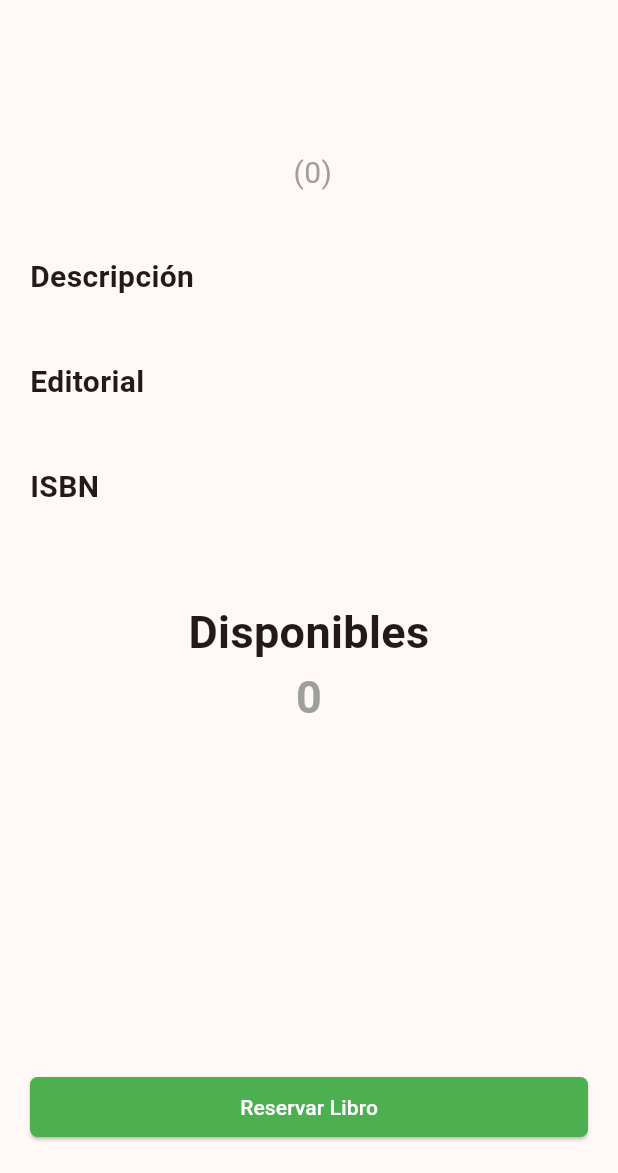
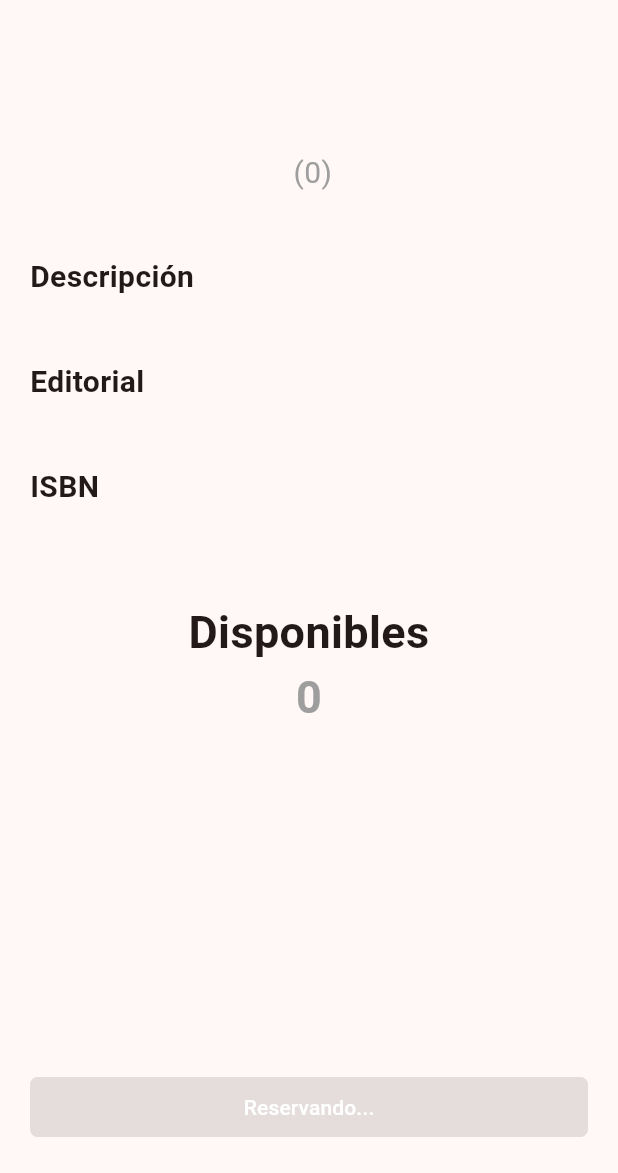
Before and after one commit to Cmrales26/BiblioFlutter, a Flutter app: the DetallesLibro screen opened directly with empty values, after a tap on "Reservar Libro", on a phone screen of 412 x 824 dp, the part 63-1236 px from its top. Run offline on Flutter 3.47's test engine with Material 3 defaults, Android fonts, the phone set to English and light mode, and no system bars; our stand-ins replace shared_preferences; accounts and stored records are empty; network calls fail.

Commit message:
disable buttons once user tab

```diff
--- a/lib/widgets/user/reservarLibro.dart
+++ b/lib/widgets/user/reservarLibro.dart
@@ -20,6 +20,9 @@ class DetallesLibro extends StatefulWidget {
 class _DetallesLibroState extends State<DetallesLibro> {
   bool isReserved = false;
 
+  bool isButtonDisabled = false;
+  String buttonText = 'Reservar Libro';
+
   @override
   void initState() {
     super.initState();
@@ -39,11 +42,21 @@ class _DetallesLibroState extends State<DetallesLibro> {
     if (items.length > 0) {
       setState(() {
         isReserved = items['respuesta'];
+        if (isReserved) {
+          buttonText = "Devolver Libro";
+        } else {
+          buttonText = "Reservar Libro";
+        }
       });
     }
   }
 
   Future reservar(context) async {
+    setState(() {
+      isButtonDisabled = true;
+      buttonText = 'Reservando...';
+    });
+
     SharedPreferences prefs = await SharedPreferences.getInstance();
     final res = await http.post(
       Uri.parse("${Ruta.ruta}/user/reservarLibro.php"),
@@ -78,6 +91,10 @@ class _DetallesLibroState extends State<DetallesLibro> {
   }
 
   Future devolver(context) async {
+    setState(() {
+      isButtonDisabled = true;
+      buttonText = 'Devolviendo...';
+    });
     SharedPreferences prefs = await SharedPreferences.getInstance();
     String? userIdString = prefs.getString("userId");
     if (userIdString != null) {
@@ -212,36 +229,34 @@ class _DetallesLibroState extends State<DetallesLibro> {
                 ? SizedBox(
                     width: MediaQuery.of(context).size.width,
                     child: ElevatedButton(
-                      onPressed: () {
-                        devolver(context);
-                      },
+                      onPressed:
+                          isButtonDisabled ? null : () => devolver(context),
                       style: ElevatedButton.styleFrom(
                         shape: RoundedRectangleBorder(
                           borderRadius: BorderRadius.circular(5.0),
                         ),
                         backgroundColor: Colors.red.shade200,
                       ),
-                      child: const Text(
-                        'Devolver Libro',
-                        style: TextStyle(color: Colors.white),
+                      child: Text(
+                        buttonText,
+                        style: const TextStyle(color: Colors.white),
                       ),
                     ),
                   )
                 : SizedBox(
                     width: MediaQuery.of(context).size.width,
                     child: ElevatedButton(
-                      onPressed: () {
-                        reservar(context);
-                      },
+                      onPressed:
+                          isButtonDisabled ? null : () => reservar(context),
                       style: ElevatedButton.styleFrom(
                         shape: RoundedRectangleBorder(
                           borderRadius: BorderRadius.circular(5.0),
                         ),
                         backgroundColor: Colors.green.shade500,
                       ),
-                      child: const Text(
-                        'Reservar Libro',
-                        style: TextStyle(color: Colors.white),
+                      child: Text(
+                        buttonText,
+                        style: const TextStyle(color: Colors.white),
                       ),
                     ),
                   ),
```
Also changed, not shown: lib/components/BookForm.dart (+7 -5 lines), lib/components/UserForm.dart (+6 -4 lines), lib/widgets/admin/AgregarLibro.dart (+12 -0 lines), lib/widgets/admin/EditarLibro.dart (+11 -0 lines), lib/widgets/admin/configurarLibro.dart (+24 -10 lines), lib/widgets/user/Crear.dart (+12 -0 lines), lib/widgets/user/Editar.dart (+11 -0 lines).
